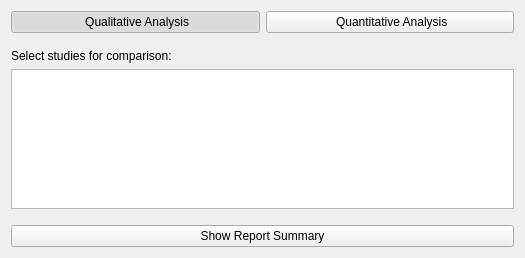
Above: Resources/UI/qSlicerLongPETCTAnalysisSettingsWidget.ui from paulcm/LongitudinalPETCT before the change. Below: the same form after it.
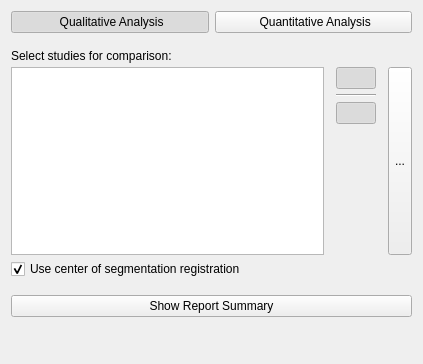
That is the form after the change. Icons and pictures are not drawn. Custom widgets are drawn as their Qt base class.

Commit message: ENH: Added volume rendering and spinning expand panel

Patch:
```diff
--- a/Resources/UI/qSlicerLongPETCTAnalysisSettingsWidget.ui
+++ b/Resources/UI/qSlicerLongPETCTAnalysisSettingsWidget.ui
@@ -6,8 +6,8 @@
    <rect>
     <x>0</x>
     <y>0</y>
-    <width>525</width>
-    <height>258</height>
+    <width>423</width>
+    <height>364</height>
    </rect>
   </property>
   <property name="windowTitle">
@@ -98,18 +98,37 @@
     </layout>
    </item>
    <item>
-    <layout class="QVBoxLayout" name="verticalLayout_2">
-     <property name="spacing">
-      <number>6</number>
+    <layout class="QGridLayout" name="gridLayout" columnstretch="1,0,0">
+     <property name="horizontalSpacing">
+      <number>12</number>
      </property>
-     <item>
+     <property name="verticalSpacing">
+      <number>4</number>
+     </property>
+     <item row="0" column="0">
       <widget class="QLabel" name="label">
        <property name="text">
         <string>Select studies for comparison:</string>
        </property>
+       <property name="alignment">
+        <set>Qt::AlignBottom|Qt::AlignLeading|Qt::AlignLeft</set>
+       </property>
       </widget>
      </item>
-     <item>
+     <item row="1" column="2" rowspan="2">
+      <widget class="ctkExpandButton" name="ExpandButton">
+       <property name="sizePolicy">
+        <sizepolicy hsizetype="Preferred" vsizetype="Expanding">
+         <horstretch>0</horstretch>
+         <verstretch>0</verstretch>
+        </sizepolicy>
+       </property>
+       <property name="text">
+        <string>...</string>
+       </property>
+      </widget>
+     </item>
+     <item row="1" column="0" rowspan="2">
       <widget class="QListWidget" name="ListSelectedObjects">
        <property name="sizePolicy">
         <sizepolicy hsizetype="Expanding" vsizetype="Preferred">
@@ -122,6 +141,100 @@
        </property>
       </widget>
      </item>
+     <item row="1" column="1">
+      <widget class="QWidget" name="WidgetButtonsPanel" native="true">
+       <layout class="QVBoxLayout" name="verticalLayout_3">
+        <property name="spacing">
+         <number>5</number>
+        </property>
+        <property name="margin">
+         <number>0</number>
+        </property>
+        <item>
+         <widget class="QPushButton" name="ButtonVolumeRendering">
+          <property name="text">
+           <string/>
+          </property>
+          <property name="icon">
+           <iconset resource="../qSlicerLongPETCTModule.qrc">
+            <normaloff>:/Icons/VolumeRendering.png</normaloff>:/Icons/VolumeRendering.png</iconset>
+          </property>
+          <property name="iconSize">
+           <size>
+            <width>19</width>
+            <height>19</height>
+           </size>
+          </property>
+          <property name="checkable">
+           <bool>true</bool>
+          </property>
+          <property name="checked">
+           <bool>true</bool>
+          </property>
+          <property name="flat">
+           <bool>true</bool>
+          </property>
+         </widget>
+        </item>
+        <item>
+         <widget class="Line" name="line">
+          <property name="orientation">
+           <enum>Qt::Horizontal</enum>
+          </property>
+         </widget>
+        </item>
+        <item>
+         <widget class="QPushButton" name="ButtonSpinView">
+          <property name="text">
+           <string/>
+          </property>
+          <property name="icon">
+           <iconset resource="../qSlicerLongPETCTModule.qrc">
+            <normaloff>:/Icons/ViewSpin.png</normaloff>:/Icons/ViewSpin.png</iconset>
+          </property>
+          <property name="iconSize">
+           <size>
+            <width>18</width>
+            <height>19</height>
+           </size>
+          </property>
+          <property name="checkable">
+           <bool>true</bool>
+          </property>
+          <property name="checked">
+           <bool>true</bool>
+          </property>
+          <property name="flat">
+           <bool>true</bool>
+          </property>
+         </widget>
+        </item>
+       </layout>
+      </widget>
+     </item>
+     <item row="2" column="1">
+      <spacer name="verticalSpacer_2">
+       <property name="orientation">
+        <enum>Qt::Vertical</enum>
+       </property>
+       <property name="sizeHint" stdset="0">
+        <size>
+         <width>20</width>
+         <height>40</height>
+        </size>
+       </property>
+      </spacer>
+     </item>
+     <item row="3" column="0">
+      <widget class="QCheckBox" name="CheckBoxCenterOfSegReg">
+       <property name="text">
+        <string>Use center of segmentation registration</string>
+       </property>
+       <property name="checked">
+        <bool>true</bool>
+       </property>
+      </widget>
+     </item>
     </layout>
    </item>
    <item>
@@ -146,6 +259,13 @@
    </item>
   </layout>
  </widget>
+ <customwidgets>
+  <customwidget>
+   <class>ctkExpandButton</class>
+   <extends>QToolButton</extends>
+   <header>ctkExpandButton.h</header>
+  </customwidget>
+ </customwidgets>
  <resources>
   <include location="../qSlicerLongPETCTModule.qrc"/>
  </resources>
```
Left out of the diff: 23 changed lines with no effect on the pictures. The commit also changes 2 other files.
